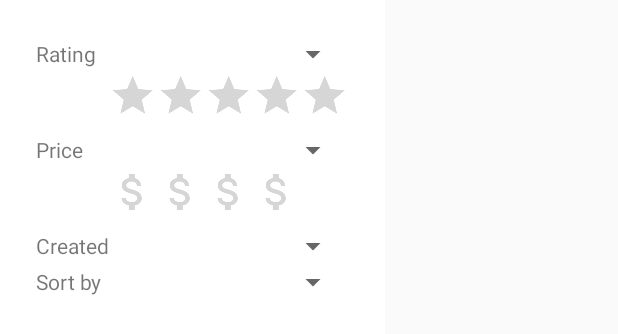
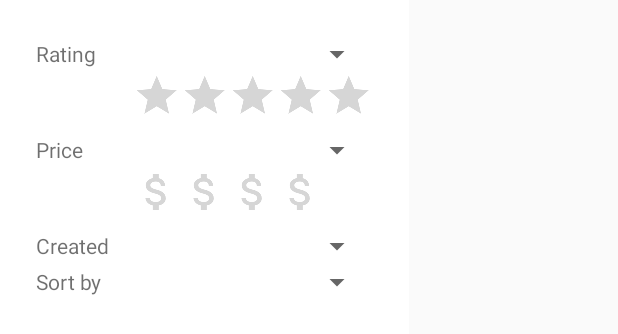
Before and after one commit to andigreen/WhatsThatFoodApp, an Android app: the layout activity_filter.xml on its own in the app's theme, with its tools: preview values and no code run, on a phone screen of 412 x 824 dp. Shown: the top 334 px of the screen. Run offline under Robolectric (Android 15) with nearby library versions, the phone set to English and light mode, and no system bars.

Commit message:
Update UI style of FilterDialog

```diff
--- a/app/src/main/res/layout/activity_filter.xml
+++ b/app/src/main/res/layout/activity_filter.xml
@@ -3,8 +3,8 @@
                 android:layout_width="wrap_content"
                 android:layout_height="wrap_content"
                 android:background="@color/white"
-                android:padding="24dp"
-                android:orientation="vertical">
+                android:orientation="vertical"
+                android:padding="24dp">
 
     <TableLayout
         android:layout_width="wrap_content"
@@ -14,6 +14,7 @@
 
             <TextView
                 android:id="@+id/filter_rating_label"
+                style="@style/FilterLabel"
                 android:layout_width="wrap_content"
                 android:layout_height="wrap_content"
                 android:layout_gravity="center_vertical"
@@ -41,6 +42,7 @@
 
             <TextView
                 android:id="@+id/filter_price_label"
+                style="@style/FilterLabel"
                 android:layout_width="wrap_content"
                 android:layout_height="wrap_content"
                 android:layout_gravity="center_vertical"
@@ -68,6 +70,7 @@
 
             <TextView
                 android:id="@+id/filter_created_label"
+                style="@style/FilterLabel"
                 android:layout_width="wrap_content"
                 android:layout_height="wrap_content"
                 android:layout_gravity="center_vertical"
@@ -83,6 +86,7 @@
 
             <TextView
                 android:id="@+id/filter_sort_label"
+                style="@style/FilterLabel"
                 android:layout_width="wrap_content"
                 android:layout_height="wrap_content"
                 android:layout_gravity="center_vertical"
--- a/app/src/main/res/values/styles.xml
+++ b/app/src/main/res/values/styles.xml
@@ -38,4 +38,10 @@
         <item name="android:stepSize">1</item>
     </style>
 
+    <style name="FilterLabel" parent="TextAppearance.AppCompat">
+        <item name="android:layout_marginRight">16dp</item>
+        <item name="android:textSize">14sp</item>
+        <item name="android:textColor">#90000000</item>
+    </style>
+
 </resources>
```
Also changed, not shown: app/src/main/java/com/wtf/whatsthatfoodapp/search/FilterDialog.java (+4 -8 lines), app/src/main/res/layout/filter_spinner.xml (added, +9 -0 lines).
